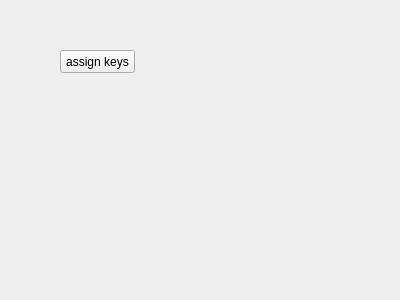
The window that vba2/vba2/settings/settingssheet_keyboardinput.ui (LingYunZhi/gbxemu) describes before a commit, drawn with Qt 5.
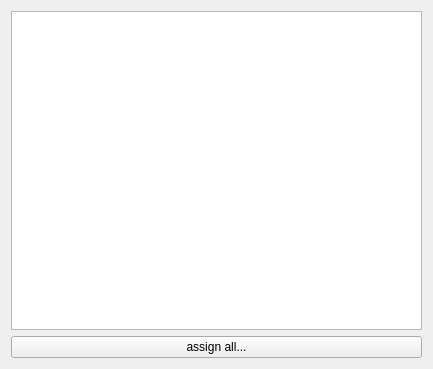
The same window after the commit. Icons and pictures are not drawn.

What changed in the file:
```diff
--- a/vba2/vba2/settings/settingssheet_keyboardinput.ui
+++ b/vba2/vba2/settings/settingssheet_keyboardinput.ui
@@ -6,8 +6,8 @@
    <rect>
     <x>0</x>
     <y>0</y>
-    <width>400</width>
-    <height>300</height>
+    <width>433</width>
+    <height>369</height>
    </rect>
   </property>
   <property name="windowTitle">
@@ -17,19 +17,31 @@
    <iconset resource="../resource/resource.qrc">
     <normaloff>:/Settings/keyboard.png</normaloff>:/Settings/keyboard.png</iconset>
   </property>
-  <widget class="QPushButton" name="pushButton">
-   <property name="geometry">
-    <rect>
-     <x>60</x>
-     <y>50</y>
-     <width>75</width>
-     <height>23</height>
-    </rect>
-   </property>
-   <property name="text">
-    <string>assign keys</string>
-   </property>
-  </widget>
+  <layout class="QGridLayout" name="gridLayout">
+   <item row="0" column="0">
+    <widget class="QTableWidget" name="tableWidget">
+     <property name="editTriggers">
+      <set>QAbstractItemView::NoEditTriggers</set>
+     </property>
+     <property name="alternatingRowColors">
+      <bool>true</bool>
+     </property>
+     <property name="selectionMode">
+      <enum>QAbstractItemView::NoSelection</enum>
+     </property>
+     <property name="cornerButtonEnabled">
+      <bool>false</bool>
+     </property>
+    </widget>
+   </item>
+   <item row="1" column="0">
+    <widget class="QPushButton" name="assign_all">
+     <property name="text">
+      <string>assign all...</string>
+     </property>
+    </widget>
+   </item>
+  </layout>
  </widget>
  <resources>
   <include location="../resource/resource.qrc"/>
```
